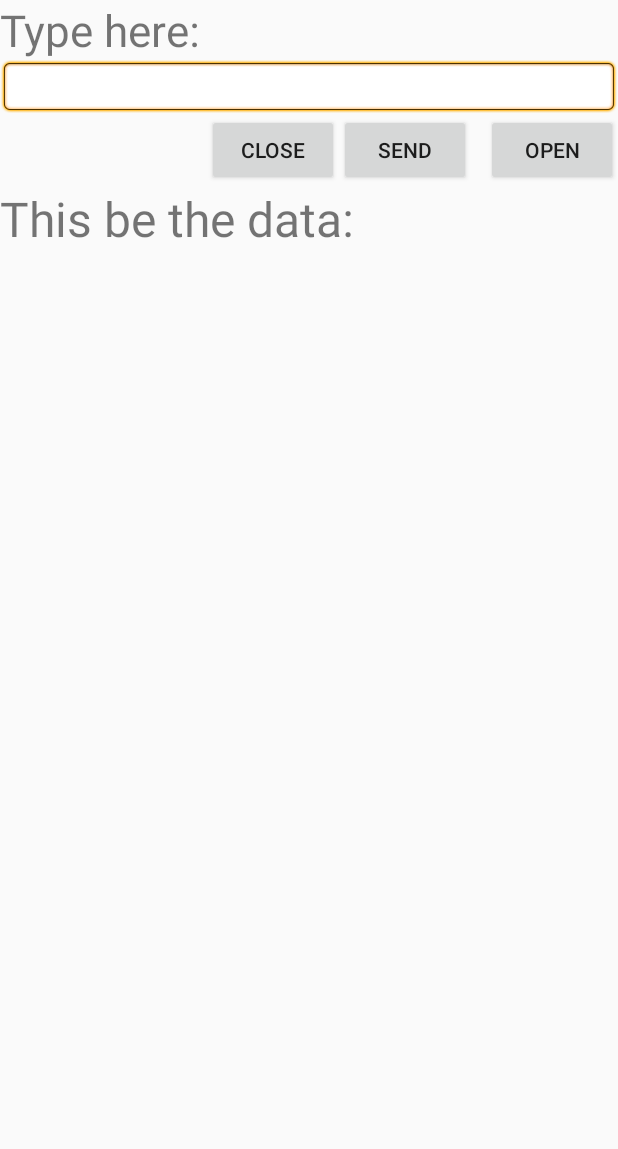
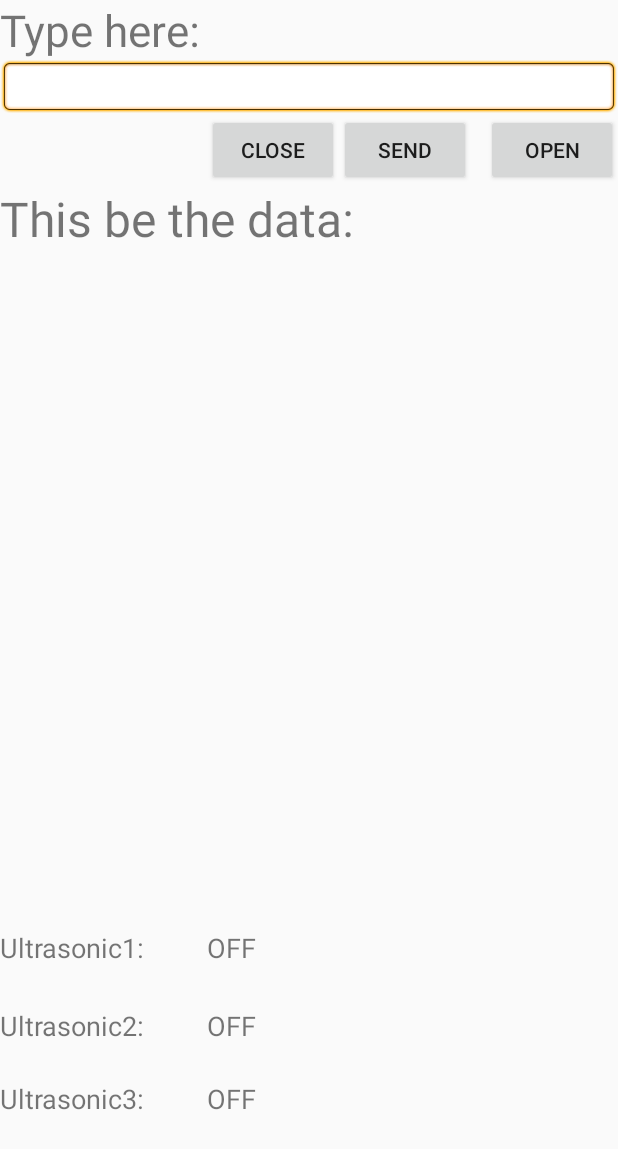
Before and after one commit to CRogers18/SeniorDesign, an Android app: the BluetoothActivity screen opened directly, with no data from a screen before it, on a phone screen of 412 x 824 dp. Shown: the top 1149 px of the screen. Run offline under Robolectric (Android 15) with nearby library versions, the phone set to English and light mode, and no system bars.

Commit message:
Bluetooth update

```diff
--- a/Mobile App/BackupBuddyApp/app/src/main/res/layout/activity_bluetooth.xml
+++ b/Mobile App/BackupBuddyApp/app/src/main/res/layout/activity_bluetooth.xml
@@ -4,6 +4,44 @@
     android:layout_width="fill_parent"
     android:layout_height="fill_parent"
     tools:ignore="TextFields,HardcodedText" >
+
+    <TextView
+        android:id="@+id/value3"
+        android:layout_width="wrap_content"
+        android:layout_height="wrap_content"
+        android:layout_alignStart="@+id/close"
+        android:layout_alignTop="@+id/Ultrasonic3"
+        android:text="OFF"
+        android:textSize="18sp" />
+
+    <TextView
+        android:id="@+id/Ultrasonic3"
+        android:layout_width="wrap_content"
+        android:layout_height="wrap_content"
+        android:layout_alignParentBottom="true"
+        android:layout_alignParentStart="true"
+        android:layout_marginBottom="79dp"
+        android:text="Ultrasonic3:"
+        android:textSize="18sp" />
+
+    <TextView
+        android:id="@+id/Ultrasonic2"
+        android:layout_width="wrap_content"
+        android:layout_height="wrap_content"
+        android:layout_alignParentBottom="true"
+        android:layout_alignParentStart="true"
+        android:layout_marginBottom="128dp"
+        android:text="Ultrasonic2:"
+        android:textSize="18sp" />
+
+    <TextView
+        android:id="@+id/value2"
+        android:layout_width="wrap_content"
+        android:layout_height="wrap_content"
+        android:layout_alignStart="@+id/close"
+        android:layout_alignTop="@+id/Ultrasonic2"
+        android:text="OFF"
+        android:textSize="18sp" />
 
     <TextView
         android:id="@+id/label"
@@ -52,6 +90,24 @@
         android:text="This be the data:"
         android:textSize="32sp" />
 
+    <TextView
+        android:id="@+id/Ultrasonic1"
+        android:layout_width="wrap_content"
+        android:layout_height="wrap_content"
+        android:layout_alignParentBottom="true"
+        android:layout_alignParentStart="true"
+        android:layout_marginBottom="180dp"
+        android:text="Ultrasonic1:"
+        android:textSize="18sp" />
+
+    <TextView
+        android:id="@+id/value1"
+        android:layout_width="wrap_content"
+        android:layout_height="wrap_content"
+        android:layout_alignStart="@+id/close"
+        android:layout_alignTop="@+id/Ultrasonic1"
+        android:text="OFF"
+        android:textSize="18sp" />
 
 
 </RelativeLayout>
```
Also changed, not shown: Mobile App/BackupBuddyApp/app/src/main/java/com/group10/backupbuddy/BluetoothActivity.java (+41 -11 lines), Mobile App/BackupBuddyApp/app/src/main/res/layout/activity_demo.xml (+49 -4 lines).
